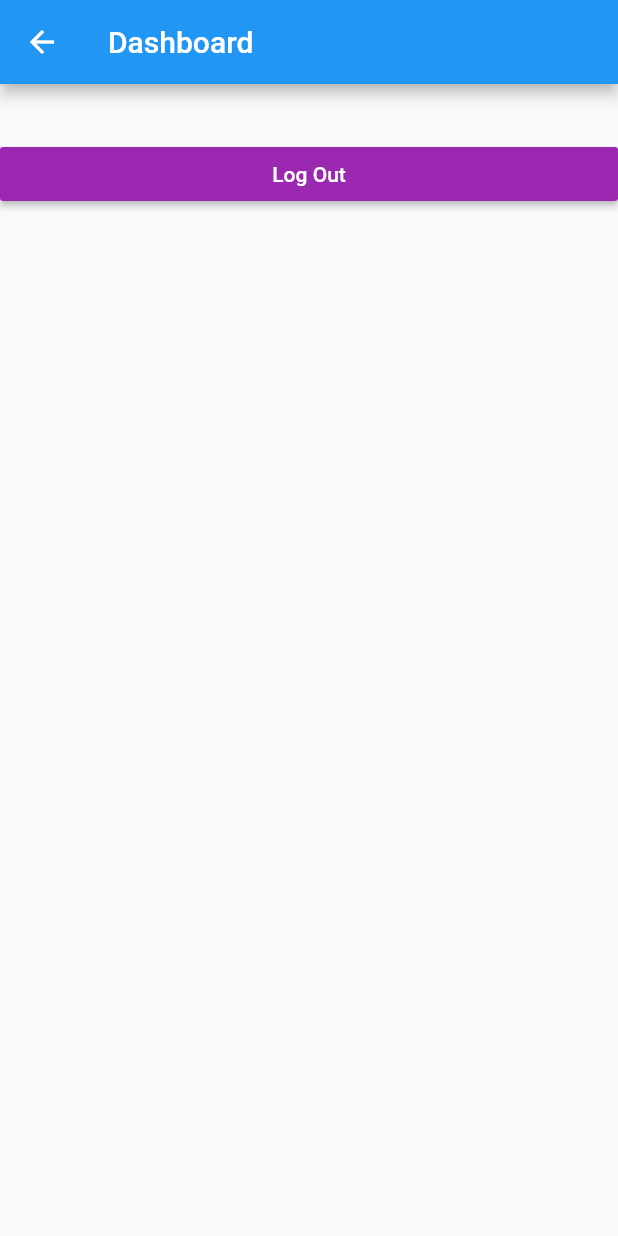
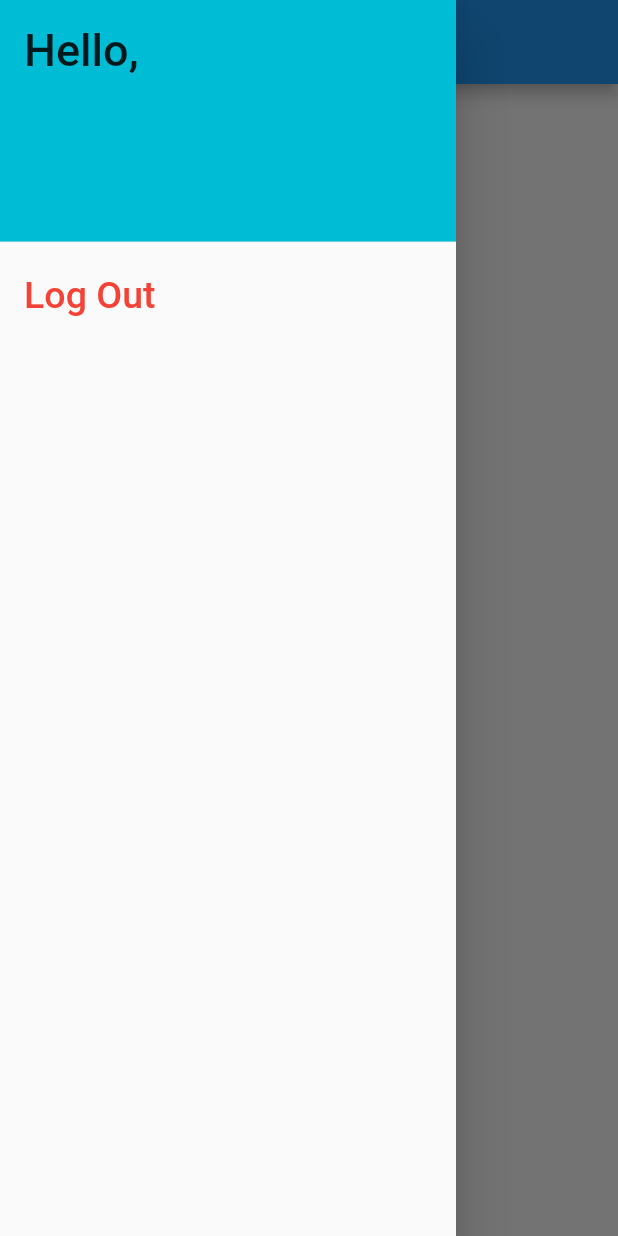
Before and after one commit to Being-Altruistic/AttendanceSystem_Flutter-main, a Flutter app: the Dashboard screen opened directly, with the side drawer open (before the commit the screen has no drawer), on a phone screen of 412 x 824 dp. Run offline on Flutter 3.47's test engine with Material 2 defaults, Android fonts, the light colour scheme and no system bars; our stand-ins replace fluttertoast, shared_preferences; missing offline and left inert: dart:ffi; accounts and stored records are empty; network calls fail.

Commit message:
Added Drawer, ListViews for classroom with onTap events , OTP form integration

```diff
--- /dev/null
+++ b/lib/Classrooms.dart
@@ -0,0 +1,18 @@
+// Get JSON Data & Convert into String type for Classroom Object
+//Serializing JSON inside model classes | Less Error Prone | No Typos or mis-formating my compiler
+//https://docs.flutter.dev/development/data-and-backend/json
+
+class Classrooms {
+  final String classroom;
+  final String faculty_name;
+
+  Classrooms({
+    required this.classroom,
+    required this.faculty_name,
+  });
+
+  static Classrooms fromJson(json) =>Classrooms(
+      classroom: json['classrooms'],
+        faculty_name:json['faculty_name'],
+        );
+  }
--- a/lib/Dashboard.dart
+++ b/lib/Dashboard.dart
@@ -1,12 +1,20 @@
+// Importing Packages
+
 import 'dart:convert';
-
+// import 'dart:js_util/js_util_wasm.dart';
 import 'package:attendancesystem/homepage.dart';
 import 'package:attendancesystem/login.dart';
+import 'package:flutter/foundation.dart';
 import 'package:flutter/material.dart';
 import 'package:flutter/services.dart';
 import 'package:fluttertoast/fluttertoast.dart';
 import 'package:shared_preferences/shared_preferences.dart';
 import 'package:http/http.dart' as http;
+import 'Classrooms.dart';
+import 'otpform.dart';
+
+
+// Main Program Logic
 
 class Dashboard extends StatefulWidget {
 
@@ -14,68 +22,131 @@ class Dashboard extends StatefulWidget {
   _DashboardState createState() => _DashboardState();
 }
 
+// Dashboard for Classroom Lists Nav Page
 class _DashboardState extends State<Dashboard> {
-  String username = "";
+  static String username = "";
+
+  // Session Management
   Future getUsername()async {
     SharedPreferences preferences = await SharedPreferences.getInstance();
     setState(() {
       username = preferences.getString('username')!;
     });
-    getClassrooms();
   }
 
-  Future getClassrooms()async {
+  // Getting Classrooms from the DB
+
+  Future<List<Classrooms>> classFuture = getClasses();
+
+  static Future<List<Classrooms>> getClasses() async{
+
+    // Getting the user_session value
+
+    SharedPreferences preferences = await SharedPreferences.getInstance();
+    username = preferences.getString('username')!;
+
     var url = "https://gopunchin.000webhostapp.com/get_classrooms_student.php";
     var response = await http.post(Uri.parse(url), body:
     {
       'user_id': username
     });
-
-    var data = json.decode(response.body);
-    if (data == 'Error') {
-      print('ERROR OCCURED');
-    }else{
-      print('RESPONSE DATA $data');
+    if(response.statusCode == 200) {
+      final data = json.decode(response.body);
+      return data.map<Classrooms>(Classrooms.fromJson).toList();
+    }else
+    {
+      throw Exception('Failed to load post');
     }
   }
 
 
-
-
+  // LogOut Logic
   Future logOut(BuildContext context)async{
     SharedPreferences preferences = await SharedPreferences.getInstance();
     preferences.remove('username');
-
     Fluttertoast.showToast(
         msg: "LogOut Successful",
         toastLength: Toast.LENGTH_SHORT,
         gravity:ToastGravity.CENTER,
         timeInSecForIosWeb: 1,
-        backgroundColor: Colors.amber,
+        backgroundColor: Colors.purple,
         textColor: Colors.white,
         fontSize: 16.0
     );
     Navigator.push(context, MaterialPageRoute(builder: (context)=>HomePage(),),); // Navigation back to HomePage
   }
+
+  // Base Widget
+  Widget build(BuildContext context) {
+
+    // Widget For ListView
+
+    Widget buildClasses(List<Classrooms> classes) => ListView.builder(
+      itemCount: classes.length,
+      itemBuilder: (context, index){
+        final my_class = classes[index];
+
+        return Card(
+          child: ListTile(
+            title: Text(my_class.classroom),
+            subtitle: Text(my_class.faculty_name),
+            onTap: (){
+              Navigator.of(context).push(MaterialPageRoute(
+
+                // Passing CLASSROOM NAME to the OtpForm.dart file.
+                  builder: (context) => OtpForm(value: my_class.classroom.toString()),
+              ));
+            },
+          ),
+        );
+      },);
+
+    // Base Widget Properties
+
+    return Scaffold(
+      drawer: Drawer(
+        child: ListView(
+          padding: EdgeInsets.zero,
+          children: [
+             DrawerHeader(decoration: BoxDecoration(
+              color: Colors.cyan,
+            ),
+              child: Text('Hello, $username',style:TextStyle(fontSize: 30),),
+            ),
+            ListTile(
+              title:  const Text('Log Out',style:TextStyle(color: Colors.red,fontSize: 25),),
+              onTap: (){
+                logOut(context);
+              },
+            )
+          ],
+        ),
+      ),
+      appBar: AppBar(title: Text(' Find Your Class '),),
+      body: Center(
+        child: FutureBuilder<List<Classrooms>>(
+          future:classFuture,
+          builder: (context, snapshot){
+            if(snapshot.connectionState == ConnectionState.waiting){
+              return const CircularProgressIndicator();
+            }else if(snapshot.hasData) {
+              final classes = snapshot.data!;
+              return buildClasses(classes);
+            }else{
+              return const Text('No user Data');
+            }
+          },
+        ),
+      )
+    );
+
+
+  }
+
+  // First Call Goes to this via super.initState()
     @override
     void initState(){
       super.initState();
       getUsername();
     }
-  Widget build(BuildContext context) {
-    return Scaffold(
-      appBar: AppBar(title: Text('Dashboard'),),
-      body: Column(
-          crossAxisAlignment: CrossAxisAlignment.stretch,
-          children: <Widget>[
-            Center(child: username == '' ? Text(''): Text(username,textAlign: TextAlign.center,)),
-            SizedBox(height: 20,),
-            MaterialButton(color:Colors.purple,
-              onPressed: (){
-                logOut(context);
-              },child: Text("Log Out",style: TextStyle(color: Colors.white),),)
-          ],
-        )
-    );
   }
-  }
--- a/lib/login.dart
+++ b/lib/login.dart
@@ -39,7 +39,8 @@ class _LoginPageState extends State<LoginPage> {
       var data = json.decode(response.body);
       if(data == 'DoneLogIn'){
         SharedPreferences preferences = await SharedPreferences.getInstance();
-        preferences.setString('username', user.text);
+        preferences.setString('username', user.text);       // For Session Management
+        preferences.setString('user_type',selected_radio);  // For Session Management
 
         Navigator.push(context, MaterialPageRoute(builder: (context)=>Dashboard(),),); // Nav to Dashboard
 
@@ -54,7 +55,7 @@ class _LoginPageState extends State<LoginPage> {
         );
       }else{
         Fluttertoast.showToast(
-            msg: "Not Auth | Pls Check Creds & Ur Role",
+            msg: "Pls Check Creds & Ur Role",
             toastLength: Toast.LENGTH_SHORT,
             gravity:ToastGravity.CENTER,
             timeInSecForIosWeb: 1,
```
Also changed, not shown: lib/otpform.dart (+70 -83 lines).
